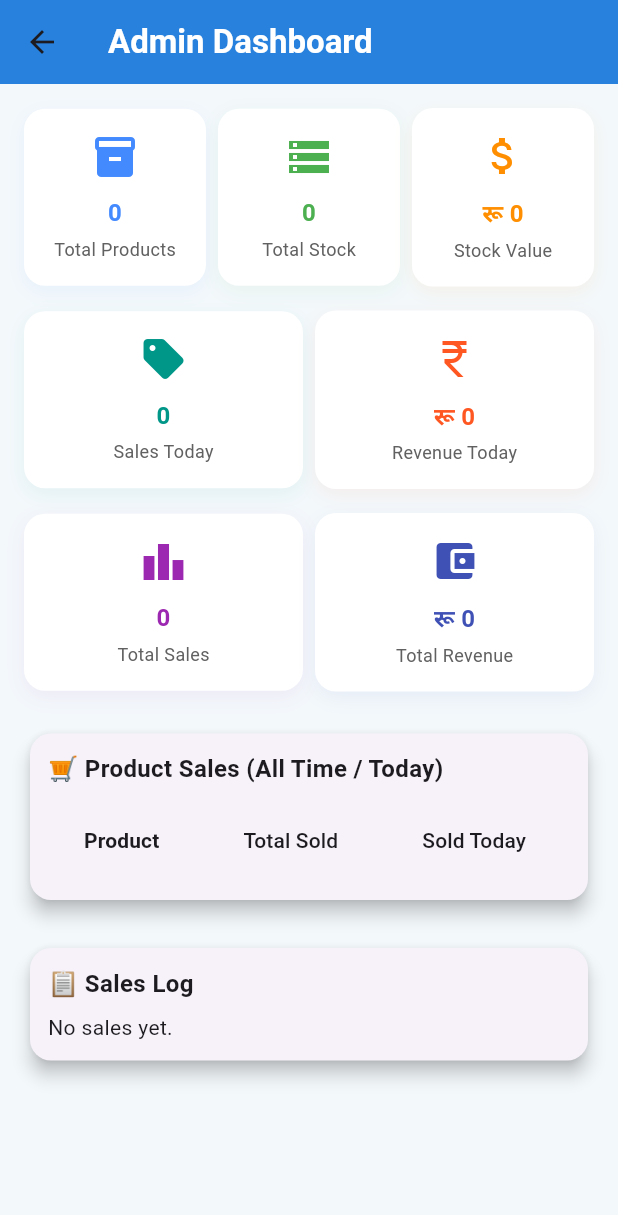
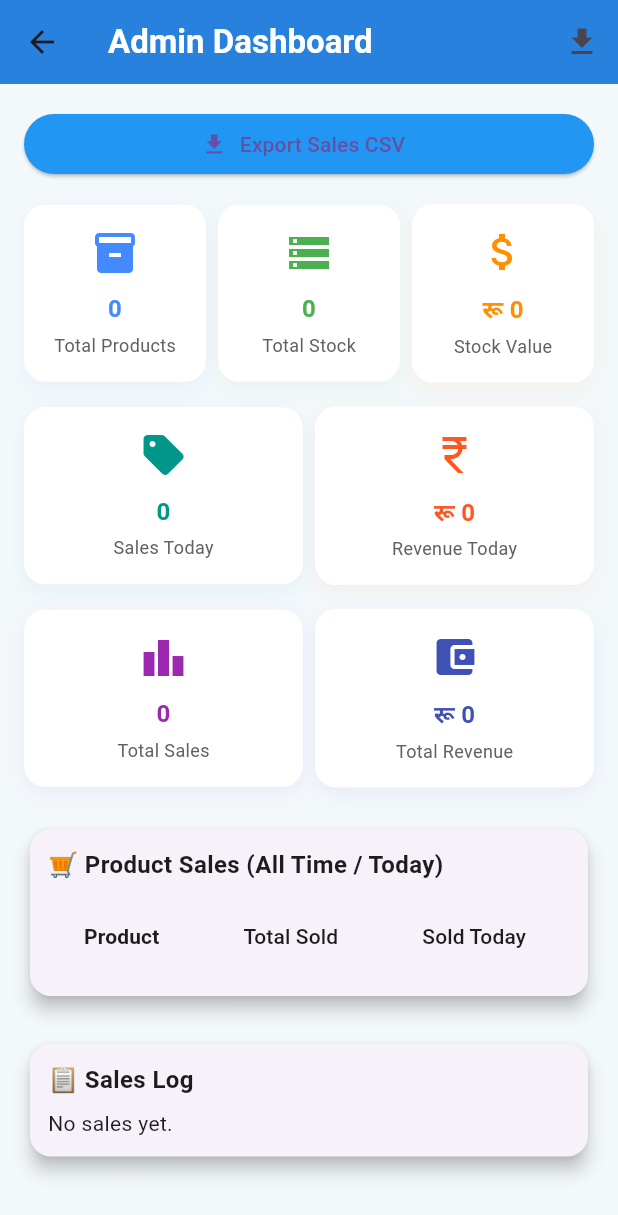
Before and after one commit to theaayushdev/Code2Convert_HackForBusiness, a Flutter app: the DashboardPage screen opened directly with empty values, on a phone screen of 412 x 824 dp. Shown: the top 1215 px of the screen. Run offline on Flutter 3.47's test engine with Material 3 defaults, Android fonts, the phone set to English and light mode, and no system bars; our stand-ins replace share_plus, speech_to_text.

Commit message:
csv generation

```diff
--- a/lib/screens/dashboard_page.dart
+++ b/lib/screens/dashboard_page.dart
@@ -1,5 +1,36 @@
 import 'package:flutter/material.dart';
+import 'dart:io';
+import 'package:path_provider/path_provider.dart';
+import 'package:share_plus/share_plus.dart';
 import '../main.dart';
+
+// CSV EXPORT FUNCTION
+Future<void> exportSalesToCsv(BuildContext context, List<SaleRecord> sales) async {
+  final buffer = StringBuffer();
+  buffer.writeln('Product,DateTime,Quantity,Amount,Type');
+  for (var sale in sales) {
+    buffer.writeln(
+      '${sale.productName},${sale.time.toIso8601String()},${sale.quantity},${sale.totalAmount},${sale.type}'
+    );
+  }
+  final csv = buffer.toString();
+
+  try {
+    final directory = await getTemporaryDirectory();
+    final path = '${directory.path}/sales_log.csv';
+    final file = File(path);
+    await file.writeAsString(csv);
+
+    await Share.shareFiles([file.path], text: 'Sales Log CSV');
+    ScaffoldMessenger.of(context).showSnackBar(
+      SnackBar(content: Text('CSV exported!'), backgroundColor: Colors.green),
+    );
+  } catch (e) {
+    ScaffoldMessenger.of(context).showSnackBar(
+      SnackBar(content: Text('Failed to export CSV: $e'), backgroundColor: Colors.red),
+    );
+  }
+}
 
 class DashboardPage extends StatelessWidget {
   final List<Product> products;
@@ -48,11 +79,25 @@ class DashboardPage extends StatelessWidget {
         title: Text('Admin Dashboard', style: TextStyle(fontWeight: FontWeight.bold, color: Colors.white)),
         backgroundColor: Color(0xFF1E88E5),
         elevation: 8,
+        actions: [
+          IconButton(
+            icon: Icon(Icons.download),
+            tooltip: "Export Sales CSV",
+            onPressed: () => exportSalesToCsv(context, sales),
+          ),
+        ],
       ),
       backgroundColor: Color(0xFFF3F8FB),
       body: ListView(
         padding: EdgeInsets.all(16),
         children: [
+          ElevatedButton.icon(
+            icon: Icon(Icons.download),
+            label: Text("Export Sales CSV"),
+            style: ElevatedButton.styleFrom(backgroundColor: Colors.blue),
+            onPressed: () => exportSalesToCsv(context, sales),
+          ),
+          SizedBox(height: 16),
           Row(
             children: [
               Expanded(child: _dashboardCard(icon: Icons.inventory_2, label: 'Total Products', value: totalProducts.toString(), color: Colors.blueAccent)),
--- a/pubspec.yaml
+++ b/pubspec.yaml
@@ -13,6 +13,8 @@ dependencies:
     sdk: flutter
   cupertino_icons: ^1.0.8
   speech_to_text: ^7.0.0
+  path_provider: ^2.1.3
+  share_plus: ^7.2.1
 
 
   editable: ^2.0.0
```
Also changed, not shown: pubspec.lock, 5 other files.
